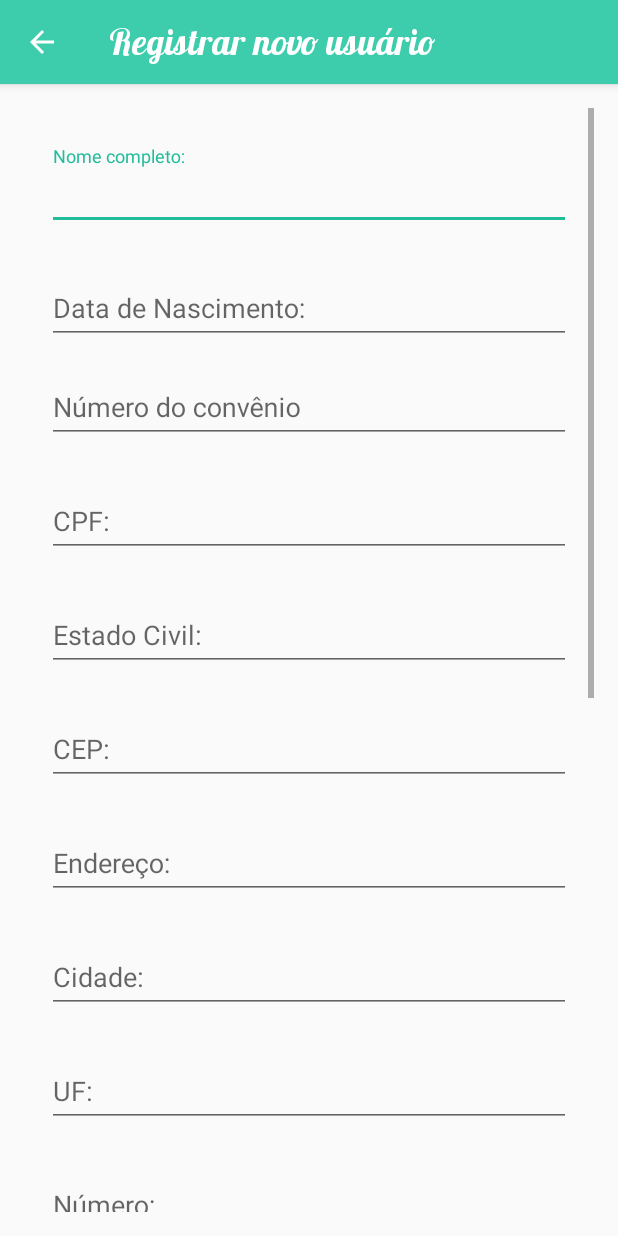
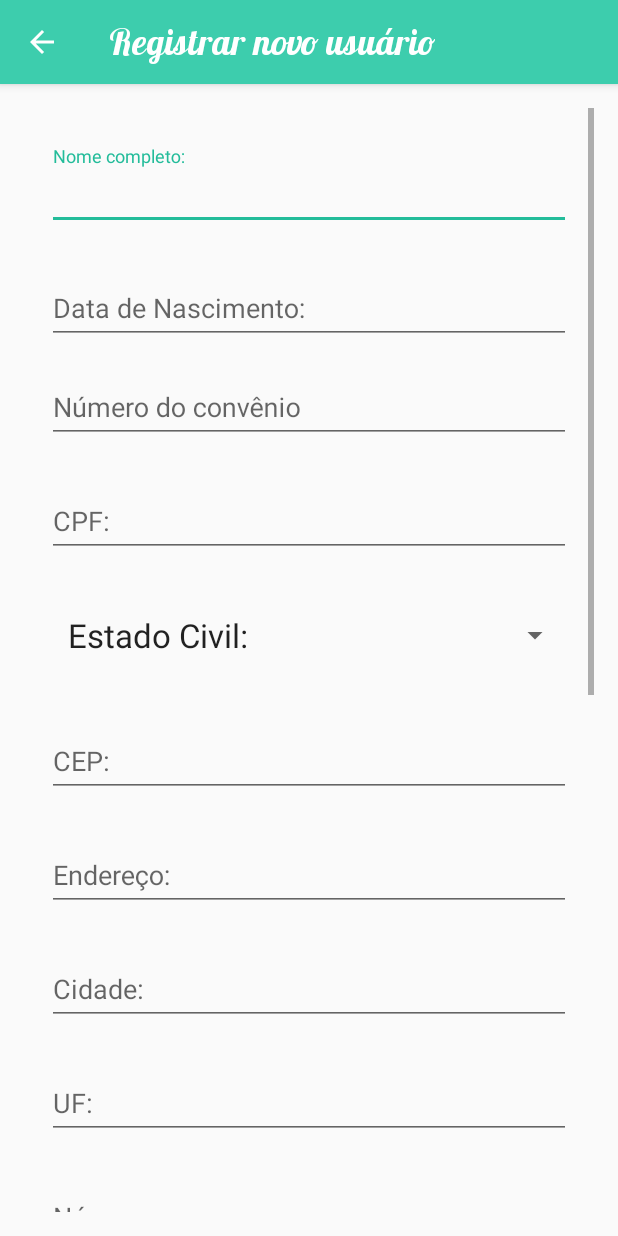
Before and after one commit to TCCSIM02/tcc_grupo_02_2017_Android_v2, an Android app: the RegisterActivity screen opened directly, with no data from a screen before it, on a phone screen of 412 x 824 dp. Run offline under Robolectric (Android 15) with nearby library versions, the phone set to English and light mode, and no system bars.

Commit message:
Cadastro de paciente indo para o banco e busca de endereco pelo CEP.

```diff
--- a/app/src/main/java/com/doctappo/RegisterActivity.java
+++ b/app/src/main/java/com/doctappo/RegisterActivity.java
@@ -7,8 +7,10 @@ import android.os.Message;
 import android.os.StrictMode;
 import android.text.TextUtils;
 import android.view.View;
+import android.widget.ArrayAdapter;
 import android.widget.Button;
 import android.widget.EditText;
+import android.widget.Spinner;
 
 import java.io.IOException;
 import java.io.UnsupportedEncodingException;
@@ -31,7 +33,7 @@ public class RegisterActivity extends CommonActivity {
     EditText editDataNascimento;
     EditText editNumeroConvenio;
     EditText editCpf;
-    EditText editEstadoCivil;
+    Spinner spinnerEstadoCivil;
     EditText editCep;
     EditText editEndereco;
     EditText editCidade;
@@ -53,13 +55,25 @@ public class RegisterActivity extends CommonActivity {
         allowBack();
         setHeaderTitle(getString(R.string.register_new));
 
+        spinnerEstadoCivil = (Spinner) findViewById(R.id.spnEstadoCivil);
+        ArrayAdapter<String> adapter = new ArrayAdapter<String>(this,
+                android.R.layout.select_dialog_item, new String[]{
+                "Estado Civil:",
+                "Solteiro",
+                "Casado",
+                "Separado",
+                "Divorciado",
+                "Viúvo"
+        });
+        spinnerEstadoCivil.setAdapter(adapter);
+
         StrictMode.ThreadPolicy policy = new StrictMode.ThreadPolicy.Builder()
                 .permitAll().build();
         StrictMode.setThreadPolicy(policy);
 
         editNome = (EditText)findViewById(R.id.txtFirstname);
         editNumeroConvenio = (EditText)findViewById(R.id.txtNumeroEndereco);
-        editEstadoCivil = (EditText)findViewById(R.id.txtEstadoCivil);
+        //editEstadoCivil = (EditText)findViewById(R.id.txtEstadoCivil);
         editCidade = (EditText)findViewById(R.id.txtCidade);
         editUf = (EditText)findViewById(R.id.txtUF);
         editNumeroEndereco = (EditText)findViewById(R.id.txtNumeroEndereco);
@@ -87,7 +101,7 @@ public class RegisterActivity extends CommonActivity {
         editCep = (EditText)findViewById(R.id.txtCep);
         editCep.addTextChangedListener(Mask.insert("#####-###", editCep));
 
-        editEndereco = (EditText)findViewById(R.id.txtEndereco);
+        editEndereco  = (EditText)findViewById(R.id.txtEndereco);
 
         Button button = (Button)findViewById(R.id.btnCriarPaciente);
         button.setOnClickListener(new View.OnClickListener() {
@@ -106,7 +120,7 @@ public class RegisterActivity extends CommonActivity {
         String sDataNascimento = editDataNascimento.getText().toString();
         String sNumeroConvenio = editNumeroConvenio.getText().toString();
         String sCpf = editCpf.getText().toString();
-        String sEstadoCivil = editEstadoCivil.getText().toString();
+        String sEstadoCivil = spinnerEstadoCivil.getSelectedItem().toString();
         String sCep = editCep.getText().toString();
         String sEndereco = editEndereco.getText().toString();
         String sCidade = editCidade.getText().toString();
@@ -123,9 +137,14 @@ public class RegisterActivity extends CommonActivity {
         BuscaCep bCep = new BuscaCep();
 
         try {
-            editEndereco.setText(bCep.getEndereco(sCep));
-            editCidade.setText(bCep.getCidade(sCep));
-            editUf.setText(bCep.getUF(sCep));
+            sEndereco = bCep.getEndereco(sCep);
+            sCidade = bCep.getCidade(sCep);
+            sUf = bCep.getUF(sCep);
+
+            editEndereco.setText(sEndereco);
+            editCidade.setText(sCidade);
+            editUf.setText(sUf);
+
         } catch (IOException e) {
             e.printStackTrace();
         }
@@ -150,12 +169,12 @@ public class RegisterActivity extends CommonActivity {
             common.setToastMessage("O campo CPF não pode estar vazio");
             focusView = editCpf;
             cancel = true;
-        }
+        }/*
         else if (TextUtils.isEmpty(sEstadoCivil)) {
             common.setToastMessage("O campo estado civil não pode estar vazio");
             focusView = editEstadoCivil;
             cancel = true;
-        }
+        }*/
         else if (TextUtils.isEmpty(sCep)) {
             common.setToastMessage("O campo CEP não pode estar vazio");
             focusView = editCep;
@@ -169,16 +188,6 @@ public class RegisterActivity extends CommonActivity {
         else if (TextUtils.isEmpty(sTelPrincipal)) {
             common.setToastMessage("O campo telefone principal não pode estar vazio");
             focusView = editTelPrincipal;
-            cancel = true;
-        }
-        else if (TextUtils.isEmpty(sTelOpcional)) {
-            common.setToastMessage("O campo telefone opcional não pode estar vazio");
-            focusView = editTelOpcional;
-            cancel = true;
-        }
-        else if (TextUtils.isEmpty(sCelular)){
-            common.setToastMessage("O campo celular não pode estar vazio");
-            focusView = editCelular;
             cancel = true;
         }
         else if (TextUtils.isEmpty(sEmail)){
@@ -197,8 +206,8 @@ public class RegisterActivity extends CommonActivity {
             cancel = true;
         }
 
-        else if(sSenha != sConfirmaSenha ){
-            common.setToastMessage("A confirmação de senha precisa ser igual a senha");
+        else if(!sSenha.equals(sConfirmaSenha) ){
+            common.setToastMessage("A confirmação de senha precisa ser igual a senha" + sSenha + " " + sConfirmaSenha);
             focusView = editConfirmaSenha;
             cancel = true;
         }
--- a/app/src/main/res/layout/activity_register.xml
+++ b/app/src/main/res/layout/activity_register.xml
@@ -70,13 +70,12 @@
                 android:layout_width="match_parent"
                 android:layout_height="wrap_content"
                 android:layout_marginTop="@dimen/space_2">
-                <EditText
-                android:layout_width="match_parent"
-                android:layout_height="wrap_content"
-                android:layout_marginBottom="10dp"
-                android:inputType="text"
-                android:hint="Estado Civil:"
-                android:id="@+id/txtEstadoCivil" />
+
+                <Spinner
+                    android:id="@+id/spnEstadoCivil"
+                    android:layout_width="match_parent"
+                    android:layout_height="wrap_content"
+                    android:layout_marginBottom="10dp"/>
             </android.support.design.widget.TextInputLayout>
             <android.support.design.widget.TextInputLayout
                 android:layout_width="match_parent"
@@ -89,7 +88,7 @@
                     android:layout_height="wrap_content"
                     android:layout_marginBottom="10dp"
                     android:hint="CEP:"
-                    android:inputType="number" />]
+                    android:inputType="number" />
             </android.support.design.widget.TextInputLayout>
             <android.support.design.widget.TextInputLayout
                 android:layout_width="match_parent"
@@ -102,6 +101,7 @@
                     android:layout_height="wrap_content"
                     android:layout_marginBottom="10dp"
                     android:hint="Endereço:"
+                    android:editable="false"
                     android:inputType="text"/>
             </android.support.design.widget.TextInputLayout>
             <android.support.design.widget.TextInputLayout
@@ -114,6 +114,7 @@
                     android:layout_marginBottom="10dp"
                     android:inputType="text"
                     android:hint="Cidade:"
+                    android:editable="false"
                     android:id="@+id/txtCidade" />
             </android.support.design.widget.TextInputLayout>
             <android.support.design.widget.TextInputLayout
@@ -126,6 +127,7 @@
                     android:layout_marginBottom="10dp"
                     android:inputType="text"
                     android:hint="UF:"
+                    android:editable="false"
                     android:maxLength="2"
                     android:id="@+id/txtUF" />
             </android.support.design.widget.TextInputLayout>
```
